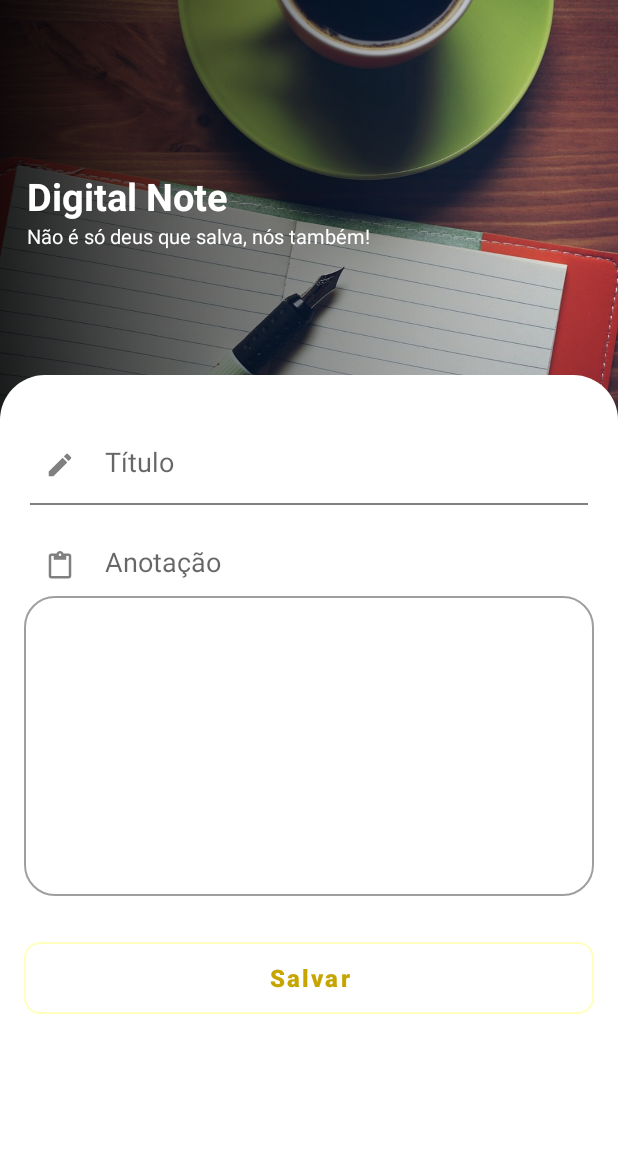
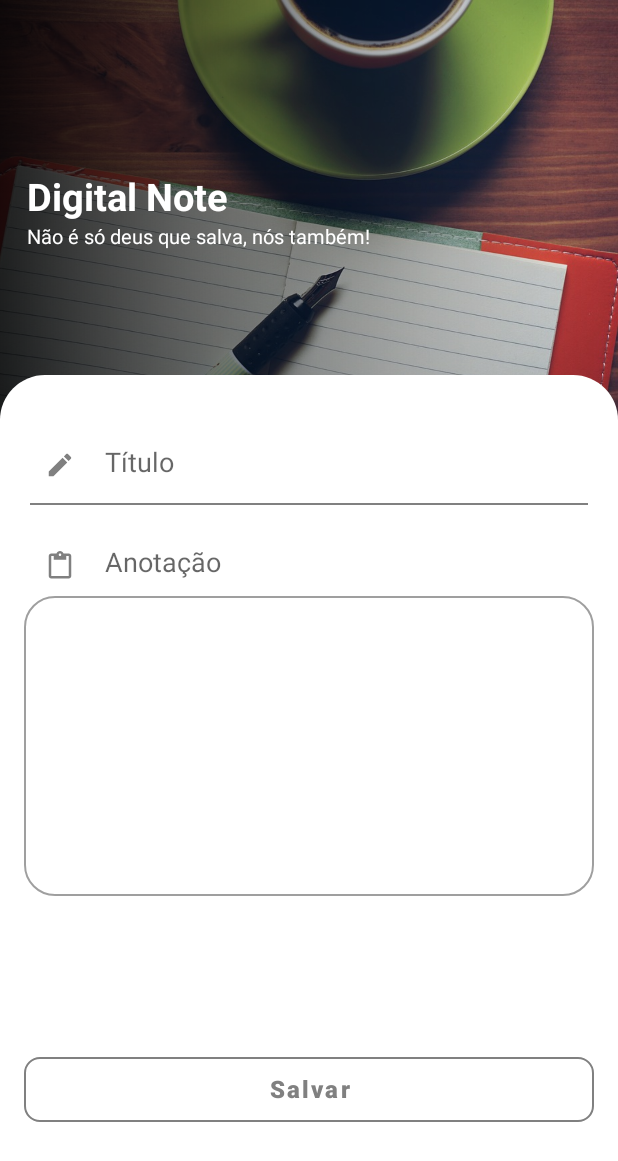
Before and after one commit to jeduardosa/Portifolio, an Android app: the EditNoteActivity screen opened directly, with no data from a screen before it, on a phone screen of 412 x 824 dp. Shown: the top 1161 px of the screen. Run offline under Robolectric (Android 15) with nearby library versions, the phone set to English and light mode, and no system bars.

Commit message:
update: Variables rename, night mode correction for xiaomi phones

```diff
--- a/app/src/main/res/drawable/style_button_background.xml
+++ b/app/src/main/res/drawable/style_button_background.xml
@@ -3,7 +3,7 @@
     <item>
         <shape
             android:shape="rectangle">
-            <stroke android:width="1dp" android:color="@color/colorLayerSemiDark" />
+            <stroke android:width="1dp" android:color="@color/colorTextHint" />
             <solid android:color="#00FF0000" />
             <corners android:radius="10dp"/>
         </shape>
--- a/app/src/main/res/layout/activity_edit_note.xml
+++ b/app/src/main/res/layout/activity_edit_note.xml
@@ -4,6 +4,7 @@
     xmlns:tools="http://schemas.android.com/tools"
     android:layout_width="match_parent"
     android:layout_height="match_parent"
+    android:orientation="vertical"
     tools:context=".view.EditNoteActivity">
 
     <ImageView
@@ -86,9 +87,9 @@
     <ImageView
         android:layout_width="20dp"
         android:layout_height="20dp"
+        android:layout_marginStart="20dp"
+        android:layout_marginTop="10dp"
         android:src="@drawable/ic_writing"
-        android:layout_marginTop="10dp"
-        android:layout_marginStart="20dp"
         app:layout_constraintStart_toStartOf="@+id/editTitle"
         app:layout_constraintTop_toTopOf="@+id/editTitle"
         app:tint="@color/colorTextHint" />
@@ -170,16 +171,29 @@
         android:layout_marginStart="16dp"
         android:layout_marginTop="16dp"
         android:layout_marginEnd="16dp"
+        android:background="@android:color/transparent"
         android:text="@string/save"
         android:textAllCaps="false"
+        android:textColor="@color/colorTextHint"
         android:textSize="16sp"
         android:textStyle="bold"
-        android:textColor="@color/yellowDark"
-        android:background="@drawable/style_button_background"
+        app:layout_constraintBottom_toBottomOf="parent"
         app:layout_constraintEnd_toEndOf="parent"
         app:layout_constraintStart_toStartOf="parent"
         app:layout_constraintTop_toBottomOf="@+id/constraintLayoutAnnotation"
         tools:ignore="NotSibling" />
 
+    <View
+        android:id="@+id/viewbtnSalvar"
+        android:layout_width="match_parent"
+        android:layout_height="43dp"
+        android:layout_marginStart="16dp"
+        android:layout_marginTop="16dp"
+        android:layout_marginEnd="16dp"
+        android:background="@drawable/style_button_background"
+        app:layout_constraintBottom_toBottomOf="parent"
+        app:layout_constraintEnd_toEndOf="parent"
+        app:layout_constraintStart_toStartOf="parent"
+        app:layout_constraintTop_toBottomOf="@+id/constraintLayoutAnnotation" />
 
 </androidx.constraintlayout.widget.ConstraintLayout>
--- a/app/src/main/res/layout/activity_main.xml
+++ b/app/src/main/res/layout/activity_main.xml
@@ -4,7 +4,8 @@
     xmlns:tools="http://schemas.android.com/tools"
     android:layout_width="match_parent"
     android:layout_height="match_parent"
-    tools:context=".view.MainActivity">
+    tools:context=".view.MainActivity"
+    android:orientation="vertical">
 
         <androidx.recyclerview.widget.RecyclerView
             android:id="@+id/recyclerView"
--- a/app/src/main/res/layout/activity_splash_screen.xml
+++ b/app/src/main/res/layout/activity_splash_screen.xml
@@ -13,7 +13,7 @@
         android:layout_width="wrap_content"
         android:layout_height="wrap_content"
         android:layout_marginTop="32dp"
-        android:text="Digital Note App"
+        android:text="@string/app_name"
         android:textColor="@color/white"
         android:textSize="30sp"
         android:textStyle="bold"
--- a/app/src/main/res/values/colors.xml
+++ b/app/src/main/res/values/colors.xml
@@ -3,15 +3,21 @@
     <color name="black">#FF000000</color>
     <color name="gray">#212121</color>
     <color name="white">#FFFFFFFF</color>
-    <color name="yellowPrimary">#ffd600</color>
-    <color name="yellowDark">#c7a500</color>
-    <color name="yellowLight">#ffff52</color>
-    <color name="cor_fundo_caixa_texto">#FFFCC6</color>
+
+    <color name="primaryColor">#ffd600</color>
+    <color name="primaryLightColor">#ffff52</color>
+    <color name="primaryDarkColor">#c7a500</color>
+    <color name="secondaryColor">#212121</color>
+    <color name="secondaryLightColor">#484848</color>
+    <color name="secondaryDarkColor">#000000</color>
+    <color name="primaryTextColor">#000000</color>
+    <color name="secondaryTextColor">#ffffff</color>
+
     <color name="colorLayerSemiDark">#60000000</color>
     <color name="colorLayerDark">#D6000000</color>
-    <color name="background_result">#efebe9</color>
-    <color name="colorAccent">#F13413</color>
-    <color name="colorWhite">#FFFFFF</color>
     <color name="colorTextPrimary">#212121</color>
     <color name="colorTextHint">#808080</color>
+
+
+
 </resources>
--- a/app/src/main/res/values/strings.xml
+++ b/app/src/main/res/values/strings.xml
@@ -4,7 +4,6 @@
 
     <string name="txtUltimaedicao">Ultima edição: </string>
     <string name="title_activity_edit_details_note">EditDetailsNote</string>
-    <!-- Strings used for fragments for navigation -->
     <string name="first_fragment_label">First Fragment</string>
     <string name="second_fragment_label">Second Fragment</string>
     <string name="next">Next</string>
--- a/app/src/main/res/values/themes.xml
+++ b/app/src/main/res/values/themes.xml
@@ -1,16 +1,16 @@
 <resources xmlns:tools="http://schemas.android.com/tools">
     <!-- Base LIGHT application theme. -->
     <style name="Theme.DigitalNoteApp.LIGHT" parent="Theme.MaterialComponents.Light.NoActionBar">
-
+        <item name="android:forceDarkAllowed" tools:targetApi="q">false</item>
         <!-- Primary brand color. -->
-        <item name="colorPrimary">@color/yellowLight</item>
-        <item name="colorPrimaryVariant">@color/yellowPrimary</item>
-        <item name="colorOnPrimary">@color/yellowDark</item>
+        <item name="colorPrimary">@color/primaryColor</item>
+        <item name="colorPrimaryVariant">@color/primaryLightColor</item>
+        <item name="colorOnPrimary">@color/primaryDarkColor</item>
 
         <!-- Secondary brand color. -->
-        <item name="colorSecondary">@color/yellowPrimary</item>
-        <item name="colorSecondaryVariant">@color/yellowDark</item>
-        <item name="colorOnSecondary">@color/black</item>
+        <item name="colorSecondary">@color/primaryColor</item>
+        <item name="colorSecondaryVariant">@color/secondaryTextColor</item>
+        <item name="colorOnSecondary">@color/secondaryDarkColor</item>
 
         <!-- Status bar color. -->
         <item name="android:statusBarColor" tools:targetApi="l">?attr/colorPrimaryVariant</item>
@@ -22,7 +22,14 @@
         <item name="android:windowContentOverlay">@null</item>
     </style>
 
+    <!-- Toolbar support color -->
+    <style name="ThemeOverlay.MyApp.Toolbar" parent="Theme.MaterialComponents.DayNight.NoActionBar">
+        <item name="colorSurface">@color/primaryColor</item>
+        <item name="colorOnSurface">@color/primaryColor</item>
+    </style>
+
+    <!-- Spash load -->
     <style name="ProgressBar">
-        <item name="colorOnPrimary">@color/yellowPrimary</item>
+        <item name="colorOnPrimary">@color/primaryColor</item>
     </style>
 </resources>
```
Also changed, not shown: app/src/main/res/layout/bottom_nav_menu.xml (+9 -10 lines), app/src/main/res/values-night/strings.xml (+12 -0 lines), app/src/main/res/values-night/themes.xml (+15 -8 lines).
